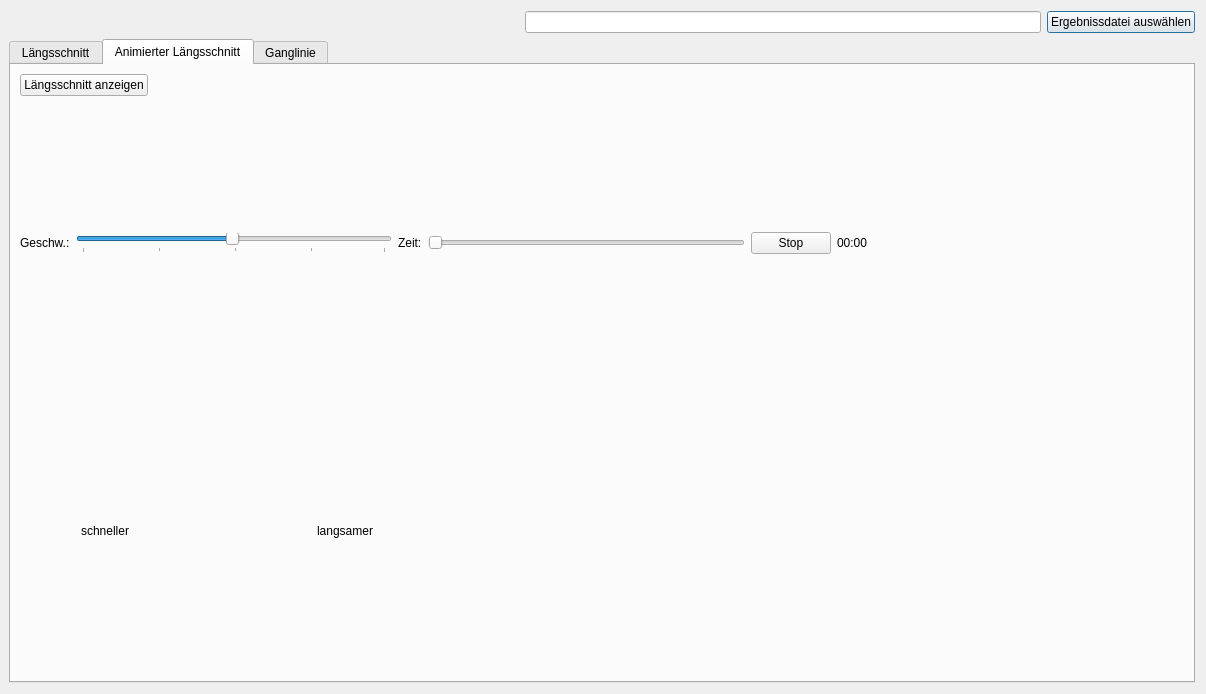
SonkeHoffmann/QKan-1, file qkan/laengsschnitt/res/laengsschnitt.ui: the form before one commit.
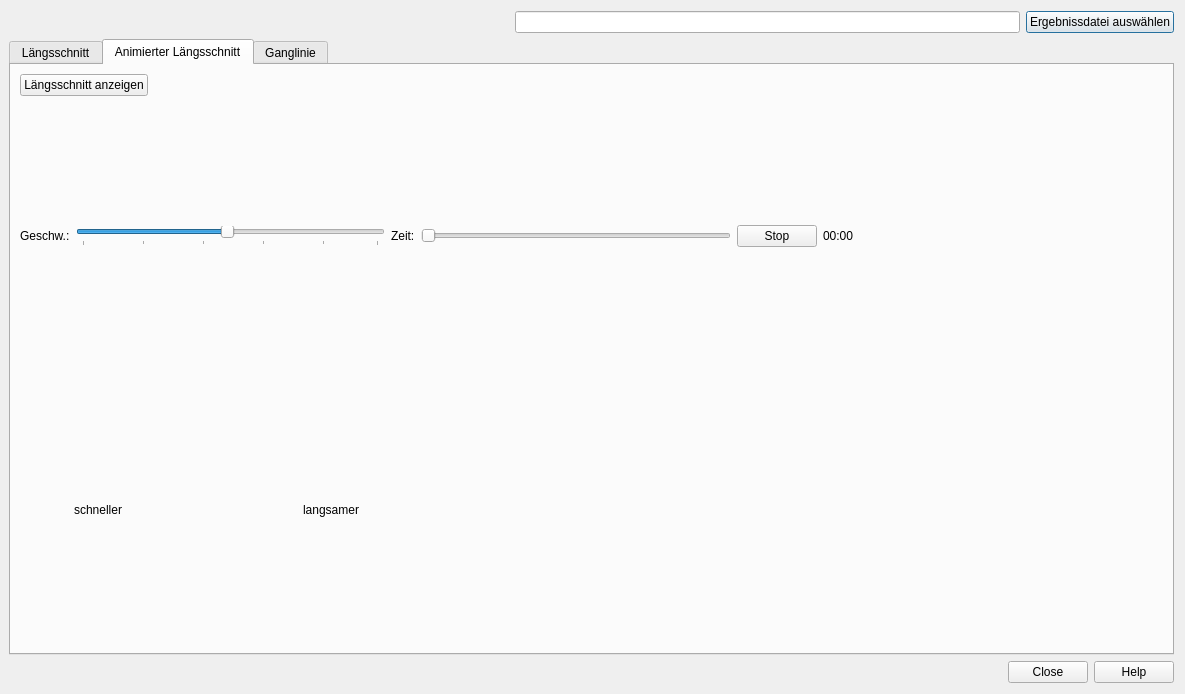
The form after the commit. The open tabs and pages were chosen to show the change. Icons and pictures are not drawn.

```diff
--- a/qkan/laengsschnitt/res/laengsschnitt.ui
+++ b/qkan/laengsschnitt/res/laengsschnitt.ui
@@ -12,7 +12,7 @@
    <rect>
     <x>0</x>
     <y>0</y>
-    <width>1206</width>
+    <width>1185</width>
     <height>694</height>
    </rect>
   </property>
@@ -32,7 +32,7 @@
   <property name="modal">
    <bool>false</bool>
   </property>
-  <layout class="QVBoxLayout" name="verticalLayout_7" stretch="0,0">
+  <layout class="QVBoxLayout" name="verticalLayout_7" stretch="0,0,0">
    <property name="sizeConstraint">
     <enum>QLayout::SetDefaultConstraint</enum>
    </property>
@@ -211,32 +211,6 @@
            </property>
           </widget>
          </item>
-         <item>
-          <spacer name="horizontalSpacer">
-           <property name="orientation">
-            <enum>Qt::Horizontal</enum>
-           </property>
-           <property name="sizeHint" stdset="0">
-            <size>
-             <width>40</width>
-             <height>20</height>
-            </size>
-           </property>
-          </spacer>
-         </item>
-         <item>
-          <widget class="QDialogButtonBox" name="buttonBox">
-           <property name="sizePolicy">
-            <sizepolicy hsizetype="Maximum" vsizetype="Fixed">
-             <horstretch>0</horstretch>
-             <verstretch>0</verstretch>
-            </sizepolicy>
-           </property>
-           <property name="standardButtons">
-            <set>QDialogButtonBox::Close</set>
-           </property>
-          </widget>
-         </item>
         </layout>
        </item>
       </layout>
@@ -295,13 +269,19 @@
             <number>1</number>
            </property>
            <property name="maximum">
-            <number>100</number>
+            <number>50</number>
+           </property>
+           <property name="singleStep">
+            <number>1</number>
+           </property>
+           <property name="pageStep">
+            <number>1</number>
            </property>
            <property name="value">
-            <number>50</number>
+            <number>25</number>
            </property>
            <property name="sliderPosition">
-            <number>50</number>
+            <number>25</number>
            </property>
            <property name="tracking">
             <bool>false</bool>
@@ -316,7 +296,7 @@
             <enum>QSlider::TicksBelow</enum>
            </property>
            <property name="tickInterval">
-            <number>25</number>
+            <number>10</number>
            </property>
           </widget>
          </item>
@@ -329,6 +309,9 @@
          </item>
          <item>
           <widget class="QSlider" name="horizontalSlider_3">
+           <property name="enabled">
+            <bool>true</bool>
+           </property>
            <property name="maximum">
             <number>100</number>
            </property>
@@ -528,6 +511,42 @@
      </widget>
     </widget>
    </item>
+   <item>
+    <layout class="QHBoxLayout" name="horizontalLayout_9">
+     <property name="topMargin">
+      <number>0</number>
+     </property>
+     <item>
+      <spacer name="horizontalSpacer">
+       <property name="orientation">
+        <enum>Qt::Horizontal</enum>
+       </property>
+       <property name="sizeHint" stdset="0">
+        <size>
+         <width>40</width>
+         <height>20</height>
+        </size>
+       </property>
+      </spacer>
+     </item>
+     <item>
+      <widget class="QDialogButtonBox" name="buttonBox">
+       <property name="sizePolicy">
+        <sizepolicy hsizetype="Maximum" vsizetype="Fixed">
+         <horstretch>0</horstretch>
+         <verstretch>0</verstretch>
+        </sizepolicy>
+       </property>
+       <property name="standardButtons">
+        <set>QDialogButtonBox::Close|QDialogButtonBox::Help</set>
+       </property>
+       <property name="centerButtons">
+        <bool>false</bool>
+       </property>
+      </widget>
+     </item>
+    </layout>
+   </item>
   </layout>
  </widget>
  <resources/>
```
Left out of the diff: 5 changed lines with no effect on the pictures.
